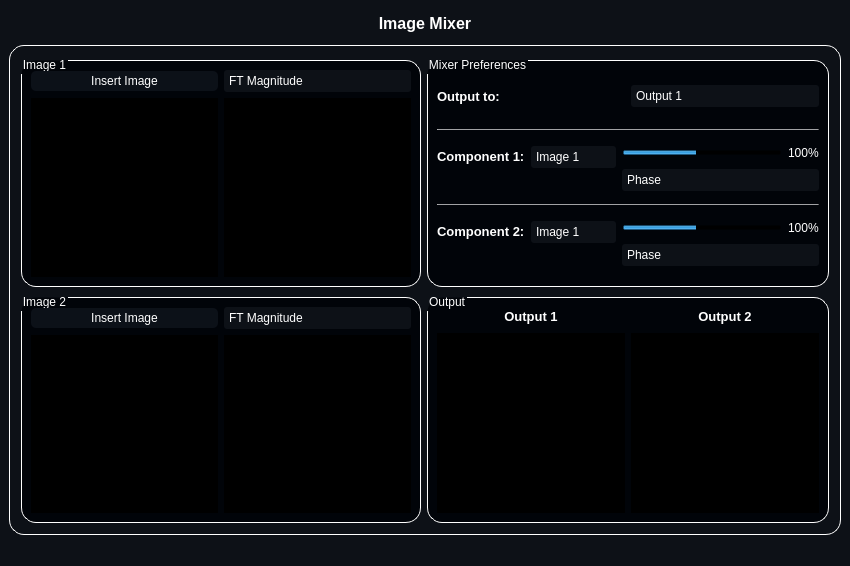
Above: resources/MainWindow.ui from mo-gaafar/image-processing-toolbox before the change. Below: the same form after it.
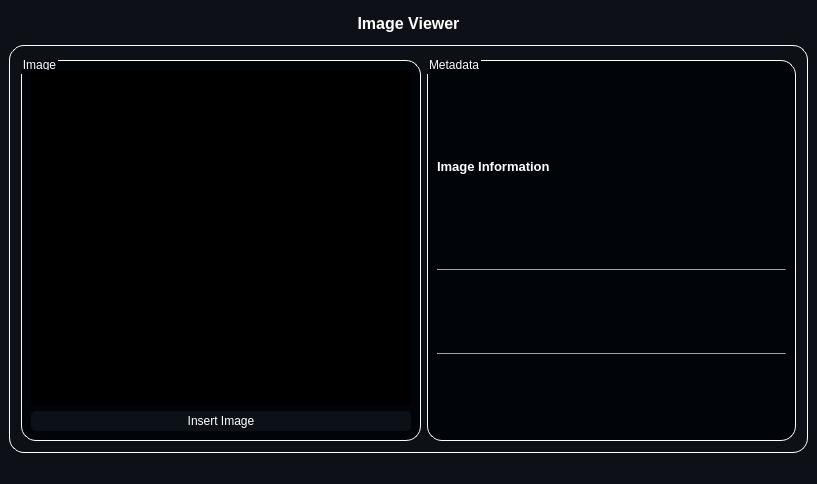
That is the form after the change. Icons and pictures are not drawn.

```diff
--- a/resources/MainWindow.ui
+++ b/resources/MainWindow.ui
@@ -6,8 +6,8 @@
    <rect>
     <x>0</x>
     <y>0</y>
-    <width>850</width>
-    <height>566</height>
+    <width>817</width>
+    <height>484</height>
    </rect>
   </property>
   <property name="windowTitle">
@@ -69,64 +69,29 @@
 }</string>
              </property>
              <property name="title">
-              <string>Image 1</string>
+              <string>Image</string>
              </property>
              <layout class="QGridLayout" name="gridLayout_4">
-              <item row="0" column="1">
-               <widget class="QComboBox" name="image1_component_comboBox">
-                <property name="minimumSize">
-                 <size>
-                  <width>0</width>
-                  <height>22</height>
-                 </size>
+              <item row="1" column="0" colspan="2">
+               <widget class="QLabel" name="image1_widget">
+                <property name="sizePolicy">
+                 <sizepolicy hsizetype="Ignored" vsizetype="Ignored">
+                  <horstretch>0</horstretch>
+                  <verstretch>0</verstretch>
+                 </sizepolicy>
                 </property>
                 <property name="styleSheet">
-                 <string notr="true">QComboBox
-{
-	border-radius: 3px;
-	background-color: rgb(13, 17, 23);
-}
-
-QComboBox::drop-down
-{
-	border-left-color: transparent;
- }
-
-QComboBox::down-arrow, QSpinBox::down-arrow, QTimeEdit::down-arrow, QDateEdit::down-arrow
-{
-     image: url(:/icons/Arrowhead-nottop-256.png);
-     width: 7px;
-     height: 6px;
-}
-
-QComboBox QAbstractItemView
-{
-    selection-background-color: transparent;
-}</string>
+                 <string notr="true">background-color: rgb(0, 0, 0);</string>
                 </property>
-                <item>
-                 <property name="text">
-                  <string>FT Magnitude</string>
-                 </property>
-                </item>
-                <item>
-                 <property name="text">
-                  <string>FT Phase</string>
-                 </property>
-                </item>
-                <item>
-                 <property name="text">
-                  <string>FT Real</string>
-                 </property>
-                </item>
-                <item>
-                 <property name="text">
-                  <string>FT Imaginary</string>
-                 </property>
-                </item>
+                <property name="pixmap">
+                 <pixmap>placeholder.png</pixmap>
+                </property>
+                <property name="scaledContents">
+                 <bool>true</bool>
+                </property>
                </widget>
               </item>
-              <item row="0" column="0">
+              <item row="2" column="0" colspan="2">
                <widget class="QPushButton" name="insert_image1_pushButton">
                 <property name="styleSheet">
                  <string notr="true">QPushButton {
@@ -154,187 +119,6 @@
                 </property>
                </widget>
               </item>
-              <item row="1" column="1">
-               <widget class="QLabel" name="image1_component_widget">
-                <property name="sizePolicy">
-                 <sizepolicy hsizetype="Ignored" vsizetype="Ignored">
-                  <horstretch>0</horstretch>
-                  <verstretch>0</verstretch>
-                 </sizepolicy>
-                </property>
-                <property name="styleSheet">
-                 <string notr="true">background-color: rgb(0, 0, 0);</string>
-                </property>
-                <property name="pixmap">
-                 <pixmap>placeholder.png</pixmap>
-                </property>
-                <property name="scaledContents">
-                 <bool>true</bool>
-                </property>
-               </widget>
-              </item>
-              <item row="1" column="0">
-               <widget class="QLabel" name="image1_widget">
-                <property name="sizePolicy">
-                 <sizepolicy hsizetype="Ignored" vsizetype="Ignored">
-                  <horstretch>0</horstretch>
-                  <verstretch>0</verstretch>
-                 </sizepolicy>
-                </property>
-                <property name="styleSheet">
-                 <string notr="true">background-color: rgb(0, 0, 0);</string>
-                </property>
-                <property name="pixmap">
-                 <pixmap>placeholder.png</pixmap>
-                </property>
-                <property name="scaledContents">
-                 <bool>true</bool>
-                </property>
-               </widget>
-              </item>
-             </layout>
-            </widget>
-           </item>
-           <item>
-            <widget class="QGroupBox" name="groupBox_4">
-             <property name="styleSheet">
-              <string notr="true">QGroupBox {
-background-color: rgb(1, 4, 9);
-border: 1.2px solid #ffffff;
-border-style: outset;
-border-radius: 15px;
-}
-QGroupBox::title  {
-    subcontrol-origin: margin;
-    subcontrol-position: top left;
-    padding: -5px 0px 0px 0px;
-    color: rgb(255, 255, 255);
-}</string>
-             </property>
-             <property name="title">
-              <string>Image 2</string>
-             </property>
-             <layout class="QGridLayout" name="gridLayout_5">
-              <item row="0" column="1">
-               <widget class="QComboBox" name="image2_component_comboBox">
-                <property name="minimumSize">
-                 <size>
-                  <width>0</width>
-                  <height>22</height>
-                 </size>
-                </property>
-                <property name="styleSheet">
-                 <string notr="true">QComboBox
-{
-	border-radius: 3px;
-	background-color: rgb(13, 17, 23);
-}
-
-QComboBox::drop-down
-{
-	border-left-color: transparent;
- }
-
-QComboBox::down-arrow, QSpinBox::down-arrow, QTimeEdit::down-arrow, QDateEdit::down-arrow
-{
-     image: url(:/icons/Arrowhead-nottop-256.png);
-     width: 7px;
-     height: 6px;
-}
-
-QComboBox QAbstractItemView
-{
-    selection-background-color: transparent;
-}</string>
-                </property>
-                <item>
-                 <property name="text">
-                  <string>FT Magnitude</string>
-                 </property>
-                </item>
-                <item>
-                 <property name="text">
-                  <string>FT Phase</string>
-                 </property>
-                </item>
-                <item>
-                 <property name="text">
-                  <string>FT Real</string>
-                 </property>
-                </item>
-                <item>
-                 <property name="text">
-                  <string>FT Imaginary</string>
-                 </property>
-                </item>
-               </widget>
-              </item>
-              <item row="0" column="0">
-               <widget class="QPushButton" name="insert_image2_pushButton">
-                <property name="styleSheet">
-                 <string notr="true">QPushButton {
-    border-radius: 5px;
-    border-style: outset;
-    background: rgb(12, 17, 24);
-	padding: 3;
-    }
-
-QPushButton:hover {
-    background: rgb(63, 95, 127)
-    }
-
-QPushButton:pressed {
-    border-style: inset;
-    background: rgb(20, 20, 20)
-    }</string>
-                </property>
-                <property name="text">
-                 <string>Insert Image</string>
-                </property>
-                <property name="icon">
-                 <iconset resource="icons/resources.qrc">
-                  <normaloff>:/icons/Open-256.png</normaloff>:/icons/Open-256.png</iconset>
-                </property>
-               </widget>
-              </item>
-              <item row="1" column="1">
-               <widget class="QLabel" name="image2_component_widget">
-                <property name="sizePolicy">
-                 <sizepolicy hsizetype="Ignored" vsizetype="Ignored">
-                  <horstretch>0</horstretch>
-                  <verstretch>0</verstretch>
-                 </sizepolicy>
-                </property>
-                <property name="styleSheet">
-                 <string notr="true">background-color: rgb(0, 0, 0);</string>
-                </property>
-                <property name="pixmap">
-                 <pixmap>placeholder.png</pixmap>
-                </property>
-                <property name="scaledContents">
-                 <bool>true</bool>
-                </property>
-               </widget>
-              </item>
-              <item row="1" column="0">
-               <widget class="QLabel" name="image2_widget">
-                <property name="sizePolicy">
-                 <sizepolicy hsizetype="Ignored" vsizetype="Ignored">
-                  <horstretch>0</horstretch>
-                  <verstretch>0</verstretch>
-                 </sizepolicy>
-                </property>
-                <property name="styleSheet">
-                 <string notr="true">background-color: rgb(0, 0, 0);</string>
-                </property>
-                <property name="pixmap">
-                 <pixmap>placeholder.png</pixmap>
-                </property>
-                <property name="scaledContents">
-                 <bool>true</bool>
-                </property>
-               </widget>
-              </item>
              </layout>
             </widget>
            </item>
@@ -368,7 +152,7 @@
 }</string>
              </property>
              <property name="title">
-              <string>Mixer Preferences</string>
+              <string>Metadata</string>
              </property>
              <layout class="QGridLayout" name="gridLayout_3">
               <item row="0" column="0">
@@ -398,54 +182,10 @@
                  <item>
                   <widget class="QLabel" name="label_2">
                    <property name="text">
-                    <string>&lt;html&gt;&lt;head/&gt;&lt;body&gt;&lt;p&gt;&lt;span style=&quot; font-size:10pt; font-weight:600;&quot;&gt;Output to:&lt;/span&gt;&lt;/p&gt;&lt;/body&gt;&lt;/html&gt;</string>
+                    <string>&lt;html&gt;&lt;head/&gt;&lt;body&gt;&lt;p&gt;&lt;span style=&quot; font-size:10pt; font-weight:600;&quot;&gt;Image Information&lt;/span&gt;&lt;/p&gt;&lt;/body&gt;&lt;/html&gt;</string>
                    </property>
                   </widget>
                  </item>
-                 <item>
-                  <widget class="QComboBox" name="mixer_output_comboBox">
-                   <property name="minimumSize">
-                    <size>
-                     <width>0</width>
-                     <height>22</height>
-                    </size>
-                   </property>
-                   <property name="styleSheet">
-                    <string notr="true">QComboBox
-{
-	border-radius: 3px;
-	background-color: rgb(13, 17, 23);
-}
-
-QComboBox::drop-down
-{
-	border-left-color: transparent;
- }
-
-QComboBox::down-arrow, QSpinBox::down-arrow, QTimeEdit::down-arrow, QDateEdit::down-arrow
-{
-     image: url(:/icons/Arrowhead-nottop-256.png);
-     width: 7px;
-     height: 6px;
-}
-
-QComboBox QAbstractItemView
-{
-    selection-background-color: transparent;
-}</string>
-                   </property>
-                   <item>
-                    <property name="text">
-                     <string>Output 1</string>
-                    </property>
-                   </item>
-                   <item>
-                    <property name="text">
-                     <string>Output 2</string>
-                    </property>
-                   </item>
-                  </widget>
-                 </item>
                 </layout>
                </widget>
               </item>
@@ -465,230 +205,6 @@
                 </property>
                </widget>
               </item>
-              <item row="2" column="0">
-               <layout class="QHBoxLayout" name="horizontalLayout_6">
-                <item>
-                 <layout class="QVBoxLayout" name="verticalLayout_7">
-                  <item>
-                   <layout class="QHBoxLayout" name="horizontalLayout_2">
-                    <item>
-                     <widget class="QLabel" name="label_3">
-                      <property name="styleSheet">
-                       <string notr="true">background-color: transparent;</string>
-                      </property>
-                      <property name="text">
-                       <string>&lt;html&gt;&lt;head/&gt;&lt;body&gt;&lt;p&gt;&lt;span style=&quot; font-size:10pt; font-weight:600;&quot;&gt;Component 1:&lt;/span&gt;&lt;/p&gt;&lt;/body&gt;&lt;/html&gt;</string>
-                      </property>
-                     </widget>
-                    </item>
-                    <item>
-                     <widget class="QComboBox" name="mixer_component1_comboBox">
-                      <property name="minimumSize">
-                       <size>
-                        <width>0</width>
-                        <height>22</height>
-                       </size>
-                      </property>
-                      <property name="styleSheet">
-                       <string notr="true">QComboBox
-{
-	border-radius: 3px;
-	background-color: rgb(13, 17, 23);
-}
-
-QComboBox::drop-down
-{
-	border-left-color: transparent;
- }
-
-QComboBox::down-arrow, QSpinBox::down-arrow, QTimeEdit::down-arrow, QDateEdit::down-arrow
-{
-     image: url(:/icons/Arrowhead-nottop-256.png);
-     width: 7px;
-     height: 6px;
-}
-
-QComboBox QAbstractItemView
-{
-    selection-background-color: transparent;
-}</string>
-                      </property>
-                      <item>
-                       <property name="text">
-                        <string>Image 1</string>
-                       </property>
-                      </item>
-                      <item>
-                       <property name="text">
-                        <string>Image 2</string>
-                       </property>
-                      </item>
-                     </widget>
-                    </item>
-                   </layout>
-                  </item>
-                  <item>
-                   <spacer name="horizontalSpacer">
-                    <property name="orientation">
-                     <enum>Qt::Horizontal</enum>
-                    </property>
-                    <property name="sizeType">
-                     <enum>QSizePolicy::Expanding</enum>
-                    </property>
-                    <property name="sizeHint" stdset="0">
-                     <size>
-                      <width>288</width>
-                      <height>20</height>
-                     </size>
-                    </property>
-                   </spacer>
-                  </item>
-                 </layout>
-                </item>
-                <item>
-                 <layout class="QVBoxLayout" name="verticalLayout">
-                  <item>
-                   <layout class="QHBoxLayout" name="horizontalLayout_3">
-                    <item>
-                     <widget class="QSlider" name="mixer_component1_horizontalSlider">
-                      <property name="minimumSize">
-                       <size>
-                        <width>160</width>
-                        <height>0</height>
-                       </size>
-                      </property>
-                      <property name="maximumSize">
-                       <size>
-                        <width>320</width>
-                        <height>16777215</height>
-                       </size>
-                      </property>
-                      <property name="styleSheet">
-                       <string notr="true">QSlider{
-    background-color: transparent;
-}
-
-QSlider::handle {
-    background-color: qradialgradient(
-        cx: 0.7, cy: 1.4, fx: 0.7, fy: 1.4,
-        radius: 1, stop: 0 #fff, stop: 1 #424242
-        );
-	border-radius: 2px;
-    height: 40px;
-    width: 40px;
-    margin: -15px 0px;
-    }
-
-QSlider::handle::hover{
-	border: inset;
-	 background-color: qradialgradient(
-        cx: 0.7, cy: 1.4, fx: 0.7, fy: 1.4,
-        radius: 1, stop: 0 #bbb, stop: 1 #000
-        );
-}</string>
-                      </property>
-                      <property name="maximum">
-                       <number>100</number>
-                      </property>
-                      <property name="value">
-                       <number>50</number>
-                      </property>
-                      <property name="orientation">
-                       <enum>Qt::Horizontal</enum>
-                      </property>
-                     </widget>
-                    </item>
-                    <item>
-                     <widget class="QLabel" name="label_4">
-                      <property name="maximumSize">
-                       <size>
-                        <width>16777215</width>
-                        <height>20</height>
-                       </size>
-                      </property>
-                      <property name="styleSheet">
-                       <string notr="true">background-color: transparent;</string>
-                      </property>
-                      <property name="text">
-                       <string>100%</string>
-                      </property>
-                     </widget>
-                    </item>
-                   </layout>
-                  </item>
-                  <item>
-                   <widget class="QComboBox" name="mixed_component1_comboBox">
-                    <property name="minimumSize">
-                     <size>
-                      <width>0</width>
-                      <height>22</height>
-                     </size>
-                    </property>
-                    <property name="styleSheet">
-                     <string notr="true">QComboBox
-{
-	border-radius: 3px;
-	background-color: rgb(13, 17, 23);
-}
-
-QComboBox::drop-down
-{
-	border-left-color: transparent;
- }
-
-QComboBox::down-arrow, QSpinBox::down-arrow, QTimeEdit::down-arrow, QDateEdit::down-arrow
-{
-     image: url(:/icons/Arrowhead-nottop-256.png);
-     width: 7px;
-     height: 6px;
-}
-
-QComboBox QAbstractItemView
-{
-    selection-background-color: transparent;
-}</string>
-                    </property>
-                    <item>
-                     <property name="text">
-                      <string>Phase</string>
-                     </property>
-                    </item>
-                    <item>
-                     <property name="text">
-                      <string>Magnitude</string>
-                     </property>
-                    </item>
-                    <item>
-                     <property name="text">
-                      <string>Uniform Phase</string>
-                     </property>
-                    </item>
-                    <item>
-                     <property name="text">
-                      <string>Uniform Magnitude</string>
-                     </property>
-                    </item>
-                    <item>
-                     <property name="text">
-                      <string>Real</string>
-                     </property>
-                    </item>
-                    <item>
-                     <property name="text">
-                      <string>Imaginary</string>
-                     </property>
-                    </item>
-                    <item>
-                     <property name="text">
-                      <string>Full</string>
-                     </property>
-                    </item>
-                   </widget>
-                  </item>
-                 </layout>
-                </item>
-               </layout>
-              </item>
               <item row="3" column="0">
                <widget class="Line" name="line_2">
                 <property name="maximumSize">
@@ -705,334 +221,10 @@
                 </property>
                </widget>
               </item>
-              <item row="4" column="0">
-               <layout class="QHBoxLayout" name="horizontalLayout_7">
+              <item row="2" column="0">
+               <layout class="QHBoxLayout" name="horizontalLayout_6">
                 <item>
-                 <layout class="QVBoxLayout" name="verticalLayout_8">
-                  <item>
-                   <layout class="QHBoxLayout" name="horizontalLayout_4">
-                    <item>
-                     <widget class="QLabel" name="label_5">
-                      <property name="styleSheet">
-                       <string notr="true">background-color: transparent;</string>
-                      </property>
-                      <property name="text">
-                       <string>&lt;html&gt;&lt;head/&gt;&lt;body&gt;&lt;p&gt;&lt;span style=&quot; font-size:10pt; font-weight:600;&quot;&gt;Component 2:&lt;/span&gt;&lt;/p&gt;&lt;/body&gt;&lt;/html&gt;</string>
-                      </property>
-                     </widget>
-                    </item>
-                    <item>
-                     <widget class="QComboBox" name="mixer_component2_comboBox">
-                      <property name="minimumSize">
-                       <size>
-                        <width>0</width>
-                        <height>22</height>
-                       </size>
-                      </property>
-                      <property name="styleSheet">
-                       <string notr="true">QComboBox
-{
-	border-radius: 3px;
-	background-color: rgb(13, 17, 23);
-}
-
-QComboBox::drop-down
-{
-	border-left-color: transparent;
- }
-
-QComboBox::down-arrow, QSpinBox::down-arrow, QTimeEdit::down-arrow, QDateEdit::down-arrow
-{
-     image: url(:/icons/Arrowhead-nottop-256.png);
-     width: 7px;
-     height: 6px;
-}
-
-QComboBox QAbstractItemView
-{
-    selection-background-color: transparent;
-}</string>
-                      </property>
-                      <item>
-                       <property name="text">
-                        <string>Image 1</string>
-                       </property>
-                      </item>
-                      <item>
-                       <property name="text">
-                        <string>Image 2</string>
-                       </property>
-                      </item>
-                     </widget>
-                    </item>
-                   </layout>
-                  </item>
-                  <item>
-                   <spacer name="horizontalSpacer_2">
-                    <property name="orientation">
-                     <enum>Qt::Horizontal</enum>
-                    </property>
-                    <property name="sizeType">
-                     <enum>QSizePolicy::Expanding</enum>
-                    </property>
-                    <property name="sizeHint" stdset="0">
-                     <size>
-                      <width>288</width>
-                      <height>20</height>
-                     </size>
-                    </property>
-                   </spacer>
-                  </item>
-                 </layout>
-                </item>
-                <item>
-                 <layout class="QVBoxLayout" name="verticalLayout_2">
-                  <item>
-                   <layout class="QHBoxLayout" name="horizontalLayout_5">
-                    <item>
-                     <widget class="QSlider" name="mixer_component2_horizontalSlider">
-                      <property name="minimumSize">
-                       <size>
-                        <width>160</width>
-                        <height>0</height>
-                       </size>
-                      </property>
-                      <property name="maximumSize">
-                       <size>
-                        <width>300</width>
-                        <height>16777215</height>
-                       </size>
-                      </property>
-                      <property name="styleSheet">
-                       <string notr="true">QSlider{
-    background-color: transparent;
-}
-
-QSlider::handle {
-    background-color: qradialgradient(
-        cx: 0.7, cy: 1.4, fx: 0.7, fy: 1.4,
-        radius: 1, stop: 0 #fff, stop: 1 #424242
-        );
-	border-radius: 2px;
-    height: 40px;
-    width: 40px;
-    margin: -15px 0px;
-    }
-
-QSlider::handle::hover{
-	border: inset;
-	 background-color: qradialgradient(
-        cx: 0.7, cy: 1.4, fx: 0.7, fy: 1.4,
-        radius: 1, stop: 0 #bbb, stop: 1 #000
-        );
-}</string>
-                      </property>
-                      <property name="maximum">
-                       <number>100</number>
-                      </property>
-                      <property name="value">
-                       <number>50</number>
-                      </property>
-                      <property name="orientation">
-                       <enum>Qt::Horizontal</enum>
-                      </property>
-                     </widget>
-                    </item>
-                    <item>
-                     <widget class="QLabel" name="label_8">
-                      <property name="maximumSize">
-                       <size>
-                        <width>16777215</width>
-                        <height>20</height>
-                       </size>
-                      </property>
-                      <property name="styleSheet">
-                       <string notr="true">background-color: transparent;</string>
-                      </property>
-                      <property name="text">
-                       <string>100%</string>
-                      </property>
-                     </widget>
-                    </item>
-                   </layout>
-                  </item>
-                  <item>
-                   <widget class="QComboBox" name="mixed_component2_comboBox">
-                    <property name="minimumSize">
-                     <size>
-                      <width>0</width>
-                      <height>22</height>
-                     </size>
-                    </property>
-                    <property name="styleSheet">
-                     <string notr="true">QComboBox
-{
-	border-radius: 3px;
-	background-color: rgb(13, 17, 23);
-}
-
-QComboBox::drop-down
-{
-	border-left-color: transparent;
- }
-
-QComboBox::down-arrow, QSpinBox::down-arrow, QTimeEdit::down-arrow, QDateEdit::down-arrow
-{
-     image: url(:/icons/Arrowhead-nottop-256.png);
-     width: 7px;
-     height: 6px;
-}
-
-QComboBox QAbstractItemView
-{
-    selection-background-color: transparent;
-}</string>
-                    </property>
-                    <item>
-                     <property name="text">
-                      <string>Phase</string>
-                     </property>
-                    </item>
-                    <item>
-                     <property name="text">
-                      <string>Magnitude</string>
-                     </property>
-                    </item>
-                    <item>
-                     <property name="text">
-                      <string>Uniform Phase</string>
-                     </property>
-                    </item>
-                    <item>
-                     <property name="text">
-                      <string>Uniform Magnitude</string>
-                     </property>
-                    </item>
-                    <item>
-                     <property name="text">
-                      <string>Real</string>
-                     </property>
-                    </item>
-                    <item>
-                     <property name="text">
-                      <string>Imaginary</string>
-                     </property>
-                    </item>
-                    <item>
-                     <property name="text">
-                      <string>Full</string>
-                     </property>
-                    </item>
-                   </widget>
-                  </item>
-                 </layout>
-                </item>
-               </layout>
-              </item>
-             </layout>
-            </widget>
-           </item>
-           <item>
-            <widget class="QGroupBox" name="groupBox_5">
-             <property name="maximumSize">
-              <size>
-               <width>650</width>
-               <height>16777215</height>
-              </size>
-             </property>
-             <property name="styleSheet">
-              <string notr="true">QGroupBox {
-background-color: rgb(1, 4, 9);
-border: 1.2px solid #ffffff;
-border-style: outset;
-border-radius: 15px;
-}
-QGroupBox::title  {
-    subcontrol-origin: margin;
-    subcontrol-position: top left;
-    padding: -5px 0px 0px 0px;
-    color: rgb(255, 255, 255);
-}</string>
-             </property>
-             <property name="title">
-              <string>Output</string>
-             </property>
-             <layout class="QGridLayout" name="gridLayout_6">
-              <item row="0" column="0">
-               <layout class="QVBoxLayout" name="verticalLayout_3">
-                <item>
-                 <widget class="QLabel" name="label_6">
-                  <property name="maximumSize">
-                   <size>
-                    <width>16777215</width>
-                    <height>20</height>
-                   </size>
-                  </property>
-                  <property name="styleSheet">
-                   <string notr="true">background-color: transparent;</string>
-                  </property>
-                  <property name="text">
-                   <string>&lt;html&gt;&lt;head/&gt;&lt;body&gt;&lt;p align=&quot;center&quot;&gt;&lt;span style=&quot; font-size:10pt; font-weight:600;&quot;&gt;Output 1&lt;/span&gt;&lt;/p&gt;&lt;/body&gt;&lt;/html&gt;</string>
-                  </property>
-                 </widget>
-                </item>
-                <item>
-                 <widget class="QLabel" name="output1_widget">
-                  <property name="sizePolicy">
-                   <sizepolicy hsizetype="Ignored" vsizetype="Ignored">
-                    <horstretch>0</horstretch>
-                    <verstretch>0</verstretch>
-                   </sizepolicy>
-                  </property>
-                  <property name="styleSheet">
-                   <string notr="true">background-color: rgb(0, 0, 0);</string>
-                  </property>
-                  <property name="pixmap">
-                   <pixmap>placeholder.png</pixmap>
-                  </property>
-                  <property name="scaledContents">
-                   <bool>true</bool>
-                  </property>
-                 </widget>
-                </item>
-               </layout>
-              </item>
-              <item row="0" column="1">
-               <layout class="QVBoxLayout" name="verticalLayout_4">
-                <item>
-                 <widget class="QLabel" name="label_7">
-                  <property name="maximumSize">
-                   <size>
-                    <width>16777215</width>
-                    <height>20</height>
-                   </size>
-                  </property>
-                  <property name="styleSheet">
-                   <string notr="true">background-color: transparent;</string>
-                  </property>
-                  <property name="text">
-                   <string>&lt;html&gt;&lt;head/&gt;&lt;body&gt;&lt;p align=&quot;center&quot;&gt;&lt;span style=&quot; font-size:10pt; font-weight:600;&quot;&gt;Output 2&lt;/span&gt;&lt;/p&gt;&lt;/body&gt;&lt;/html&gt;</string>
-                  </property>
-                 </widget>
-                </item>
-                <item>
-                 <widget class="QLabel" name="output2_widget">
-                  <property name="sizePolicy">
-                   <sizepolicy hsizetype="Ignored" vsizetype="Ignored">
-                    <horstretch>0</horstretch>
-                    <verstretch>0</verstretch>
-                   </sizepolicy>
-                  </property>
-                  <property name="styleSheet">
-                   <string notr="true">background-color: rgb(0, 0, 0);</string>
-                  </property>
-                  <property name="pixmap">
-                   <pixmap>placeholder.png</pixmap>
-                  </property>
-                  <property name="scaledContents">
-                   <bool>true</bool>
-                  </property>
-                 </widget>
+                 <layout class="QVBoxLayout" name="verticalLayout_7"/>
                 </item>
                </layout>
               </item>
@@ -1055,7 +247,7 @@
        </size>
       </property>
       <property name="text">
-       <string>&lt;html&gt;&lt;head/&gt;&lt;body&gt;&lt;p align=&quot;center&quot;&gt;&lt;span style=&quot; font-size:12pt; font-weight:600;&quot;&gt;Image Mixer&lt;/span&gt;&lt;/p&gt;&lt;/body&gt;&lt;/html&gt;</string>
+       <string>&lt;html&gt;&lt;head/&gt;&lt;body&gt;&lt;p align=&quot;center&quot;&gt;&lt;span style=&quot; font-size:12pt; font-weight:600;&quot;&gt;Image Viewer&lt;/span&gt;&lt;/p&gt;&lt;/body&gt;&lt;/html&gt;</string>
       </property>
      </widget>
     </item>
```
Left out of the diff: 2 changed lines with no effect on the pictures.
